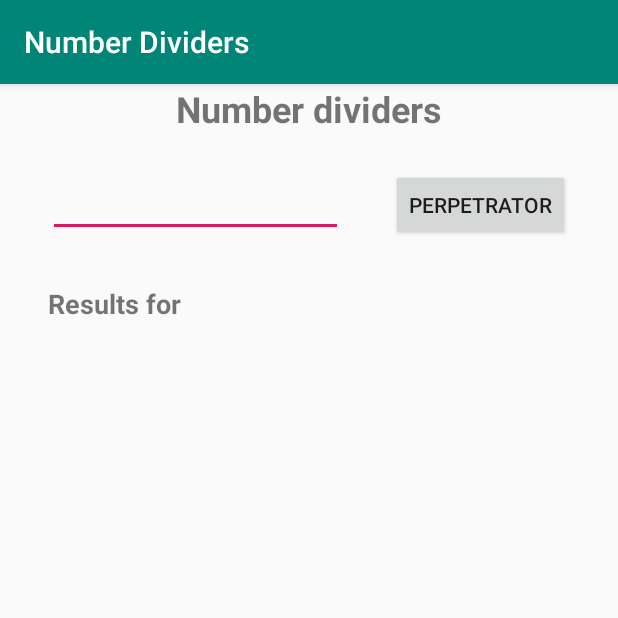
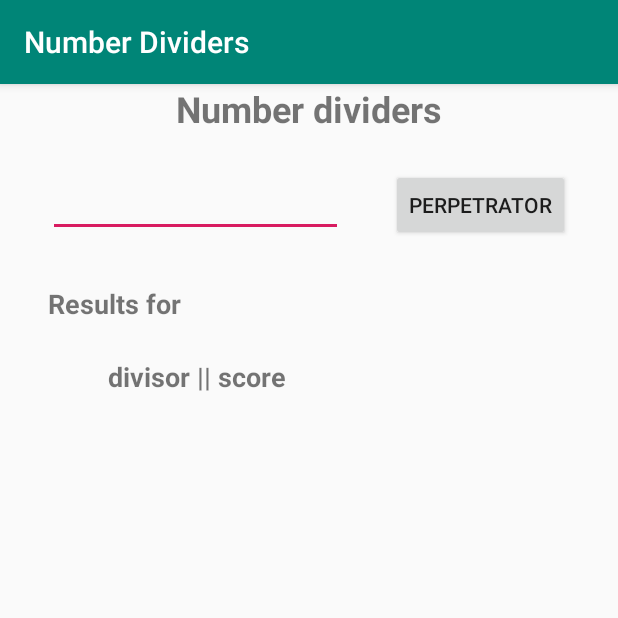
Before and after one commit to kol19pl/Dzielniki, an Android app: the screen it shows after launch (MainActivity), on a phone screen of 412 x 824 dp, the top half of it. Run offline under Robolectric (Android 15) with nearby library versions, the phone set to English and light mode, and no system bars; our stand-ins replace AdMob.

Commit message:
none
Took 42 minutes

```diff
--- a/app/src/main/java/com/koltech/dzielnikiliczb/MainActivity.java
+++ b/app/src/main/java/com/koltech/dzielnikiliczb/MainActivity.java
@@ -29,7 +29,7 @@ public class MainActivity extends AppCompatActivity {
     TextView PrzeliczeniePow;
     TextView Ouput;
     private AdView mAdView;
-
+       int dzielnik;
 
 
 
@@ -63,6 +63,7 @@ public class MainActivity extends AppCompatActivity {
     public void Sprawdz(View v){
 
         String Input = Wejscie.getText().toString();
+
 
         InputMethodManager imm = (InputMethodManager)getSystemService(Context.INPUT_METHOD_SERVICE);
         imm.hideSoftInputFromWindow(v.getWindowToken(), 0);
@@ -113,7 +114,7 @@ public class MainActivity extends AppCompatActivity {
                      ouput = Wejscieint / i;
                      if (Wejscieint == ouput * i) {
 
-                         CiongWyjsciowy = CiongWyjsciowy + "\n" + i;
+                         CiongWyjsciowy = CiongWyjsciowy + "\n" + i+"    ||   "+ouput;
                      }
 
                  } catch (Exception e) {
--- a/app/src/main/res/layout/dzielniki_wyniki.xml
+++ b/app/src/main/res/layout/dzielniki_wyniki.xml
@@ -1,5 +1,7 @@
 <?xml version="1.0" encoding="utf-8"?>
-<LinearLayout xmlns:android="http://schemas.android.com/apk/res/android"
+<androidx.constraintlayout.widget.ConstraintLayout xmlns:android="http://schemas.android.com/apk/res/android"
+    xmlns:app="http://schemas.android.com/apk/res-auto"
+    xmlns:tools="http://schemas.android.com/tools"
     android:orientation="vertical" android:layout_width="match_parent"
     android:layout_height="match_parent">
 
@@ -7,7 +9,28 @@
         android:id="@+id/textViewOput"
         android:layout_width="match_parent"
         android:layout_height="wrap_content"
+        android:layout_marginStart="64dp"
+        android:layout_marginEnd="64dp"
         android:gravity="center"
-        android:textAlignment="center"
-        android:visibility="visible" />
-</LinearLayout>
+        android:textAlignment="viewStart"
+        android:textStyle="bold"
+        android:visibility="visible"
+        app:layout_constraintEnd_toEndOf="parent"
+        app:layout_constraintHorizontal_bias="0.0"
+        app:layout_constraintStart_toStartOf="parent"
+        app:layout_constraintTop_toBottomOf="@+id/textView4" />
+
+    <TextView
+        android:id="@+id/textView4"
+        android:layout_width="0dp"
+        android:layout_height="wrap_content"
+        android:layout_marginStart="64dp"
+        android:layout_marginEnd="64dp"
+        android:text="@string/dzielnik_wynik"
+        android:textSize="18sp"
+        android:textStyle="bold"
+        app:layout_constraintEnd_toEndOf="parent"
+        app:layout_constraintStart_toStartOf="parent"
+        app:layout_constraintTop_toTopOf="parent" />
+
+</androidx.constraintlayout.widget.ConstraintLayout>
--- a/app/src/main/res/values/strings.xml
+++ b/app/src/main/res/values/strings.xml
@@ -5,4 +5,5 @@
     <string name="spraw">Perpetrator</string>
     <string name="Wartosc_wej">The input value cannot be empty.</string>
     <string name="Wartosc_wejsciowa_poza_zasiengiem">Input value beyond the conversion range by the application algorithm.</string>
+    <string name="dzielnik_wynik">divisor   ||   score</string>
 </resources>
--- a/build.gradle
+++ b/build.gradle
@@ -7,7 +7,7 @@ buildscript {
 
     }
     dependencies {
-        classpath 'com.android.tools.build:gradle:3.5.1'
+        classpath 'com.android.tools.build:gradle:4.0.1'
 
         // NOTE: Do not place your application dependencies here; they belong
         // in the individual module build.gradle files
```
Also changed, not shown: app/build.gradle (+8 -8 lines), gradle/wrapper/gradle-wrapper.properties, 11 other files.
